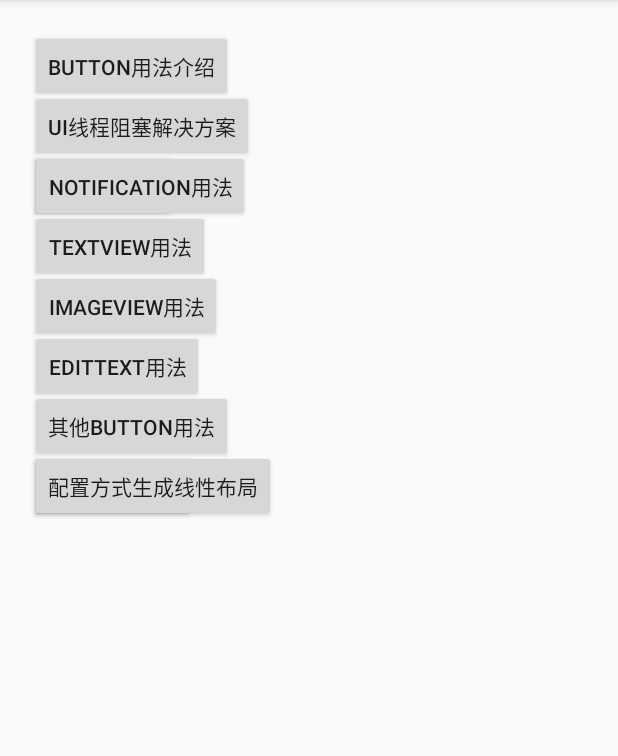
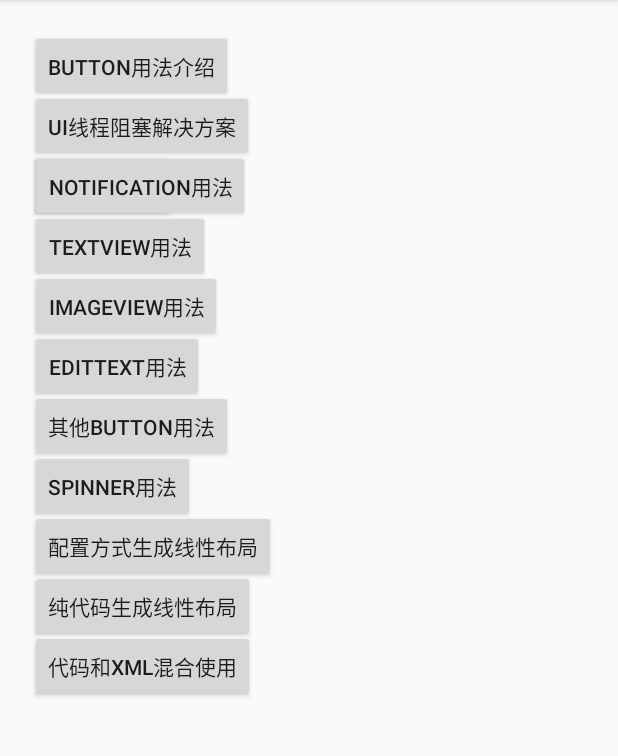
Before and after one commit to MrChenYoung/AndroidTest, an Android app: the screen it shows after launch (MainActivity), on a phone screen of 412 x 824 dp, the part 84-840 px from its top. Run offline under Robolectric (Android 15) with nearby library versions, the phone set to English and light mode, and no system bars.

Commit message:
'20180829'

```diff
--- a/app/src/main/AndroidManifest.xml
+++ b/app/src/main/AndroidManifest.xml
@@ -28,6 +28,8 @@
         <activity android:name=".OtherButtonsActivity"></activity>
         <activity android:name=".SpinnerActivity"></activity>
         <activity android:name=".LinearLayout1Activity"></activity>
+        <activity android:name=".LinearLayout2Activity"></activity>
+        <activity android:name=".LinearLayout3Activity"></activity>
     </application>
 
 </manifest>
--- /dev/null
+++ b/app/src/main/res/layout/activity_linearlayout2.xml
@@ -0,0 +1,6 @@
+<?xml version="1.0" encoding="utf-8"?>
+<LinearLayout xmlns:android="http://schemas.android.com/apk/res/android"
+    android:orientation="vertical" android:layout_width="match_parent"
+    android:layout_height="match_parent">
+
+</LinearLayout>
--- a/app/src/main/res/layout/activity_main.xml
+++ b/app/src/main/res/layout/activity_main.xml
@@ -102,7 +102,27 @@
         android:layout_height="wrap_content"
         android:layout_alignParentTop="true"
         android:layout_marginLeft="20dp"
-        android:layout_marginTop="300dp"
+        android:layout_marginTop="340dp"
         android:onClick="click10"
         android:text="配置方式生成线性布局"/>
+
+    <Button
+        android:id="@+id/button11"
+        android:layout_width="wrap_content"
+        android:layout_height="wrap_content"
+        android:layout_alignParentTop="true"
+        android:layout_marginLeft="20dp"
+        android:layout_marginTop="380dp"
+        android:onClick="click11"
+        android:text="纯代码生成线性布局"/>
+
+    <Button
+        android:id="@+id/button12"
+        android:layout_width="wrap_content"
+        android:layout_height="wrap_content"
+        android:layout_alignParentTop="true"
+        android:layout_marginLeft="20dp"
+        android:layout_marginTop="420dp"
+        android:onClick="click12"
+        android:text="代码和xml混合使用"/>
 </RelativeLayout>
```
Also changed, not shown: app/src/main/java/helloworld/android/com/androidtest/LinearLayout2Activity.java (added, +36 -0 lines), app/src/main/java/helloworld/android/com/androidtest/LinearLayout3Activity.java (added, +28 -0 lines), app/src/main/java/helloworld/android/com/androidtest/MainActivity.java (+14 -0 lines), app/src/main/res/layout/activity_linearlayoutinclude.xml (added, +17 -0 lines).
